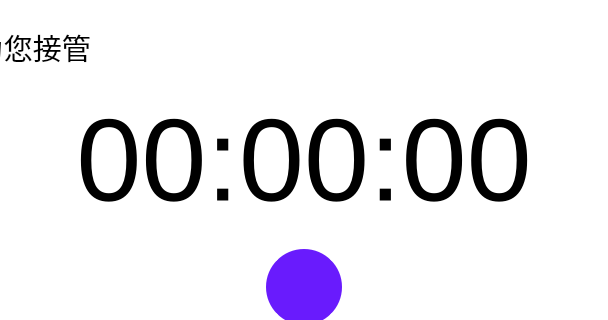
Old version of the form Ui_MainWindow.ui in the repository YangShengzhou03/LeafAutoFly; both pictures show x 441 to 1049 and y 187 to 507 of the 1271 by 712 pixel window.
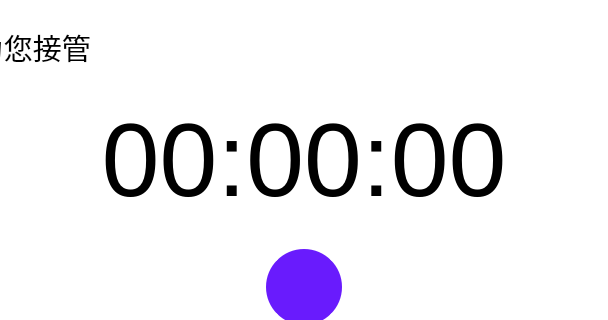
New version of the form. The open tabs and pages were chosen to show the change. Icons and pictures are not drawn.

```diff
--- a/Ui_MainWindow.ui
+++ b/Ui_MainWindow.ui
@@ -5198,7 +5198,7 @@
                             </property>
                             <property name="font">
                              <font>
-                              <pointsize>88</pointsize>
+                              <pointsize>78</pointsize>
                              </font>
                             </property>
                             <property name="styleSheet">
```
Left out of the diff: 2 changed lines with no effect on the pictures.
